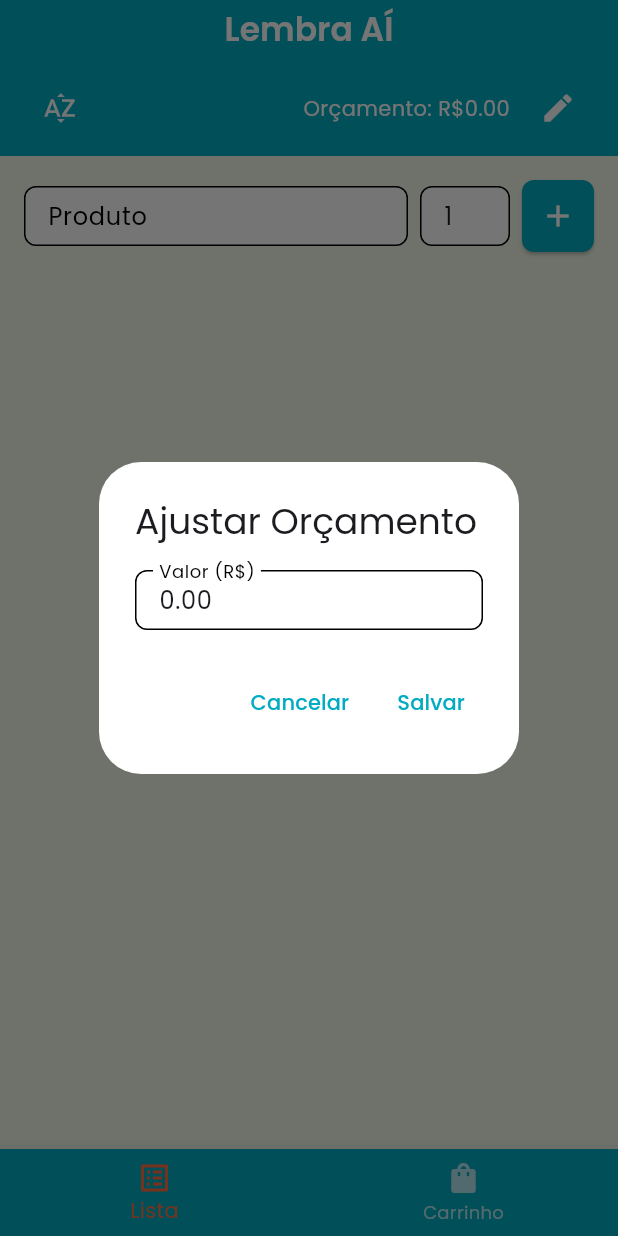
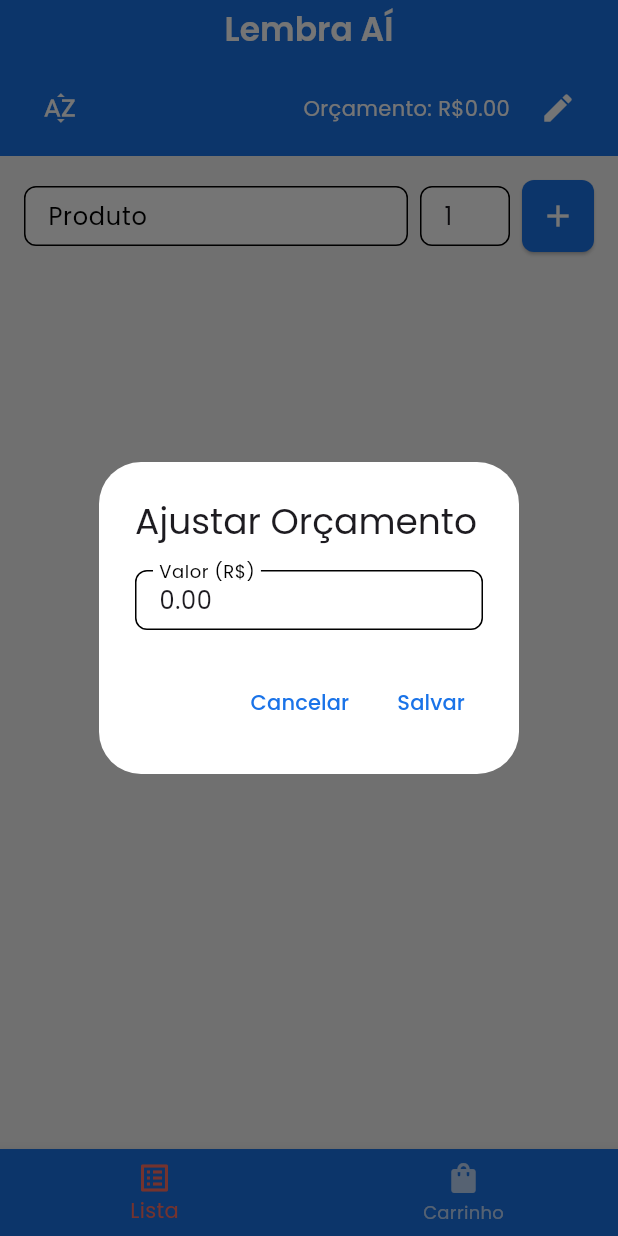
Before and after one commit to Risati/app-lista-compras, a Flutter app: the screen it shows after launch, after a tap on the "sort by alpha" icon, after a tap on the "edit" icon, on a phone screen of 412 x 824 dp. Run offline on Flutter 3.47's test engine with Material 3 defaults, Android fonts, the phone set to English and light mode, and no system bars; our stand-ins replace google_fonts, hive, hive_flutter; accounts and stored records are empty.

Commit message:
atualização paleta de cores

```diff
--- a/lib/theme.dart
+++ b/lib/theme.dart
@@ -1,10 +1,10 @@
 import 'package:flutter/material.dart';
 import 'package:google_fonts/google_fonts.dart';
 
-const Color primaryColor   = Color(0xFF00ACC1);
-const Color secondaryColor = Color(0xFFFF7043);
-const Color bgColor        = Color(0xFFF1F8E9);
-const Color surfaceColor   = Colors.white;
+const Color primaryColor   = Color(0xFF1A73E8); // azul petróleo
+const Color secondaryColor = Color(0xFFFF6F61); // coral suave
+const Color bgColor        = Color(0xFFF5F5F5); // cinza claro
+const Color surfaceColor   = Color(0xFFFFFFFF); // branco suave
 
 final ThemeData elegantTheme = ThemeData(
   useMaterial3: true,
```
